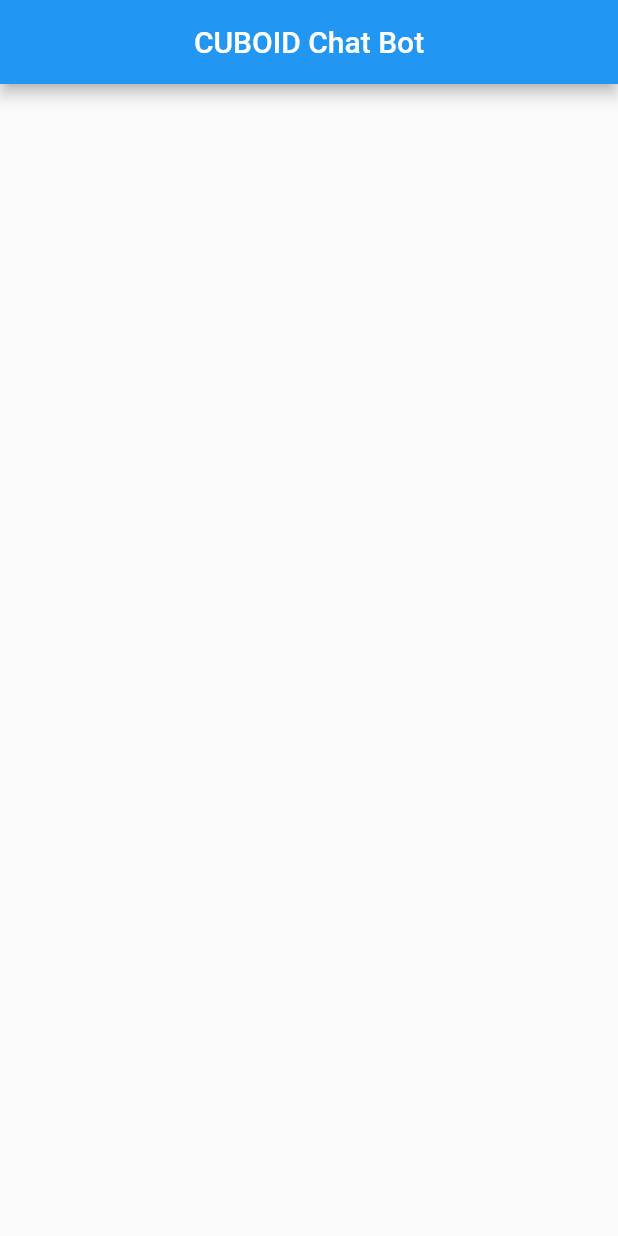
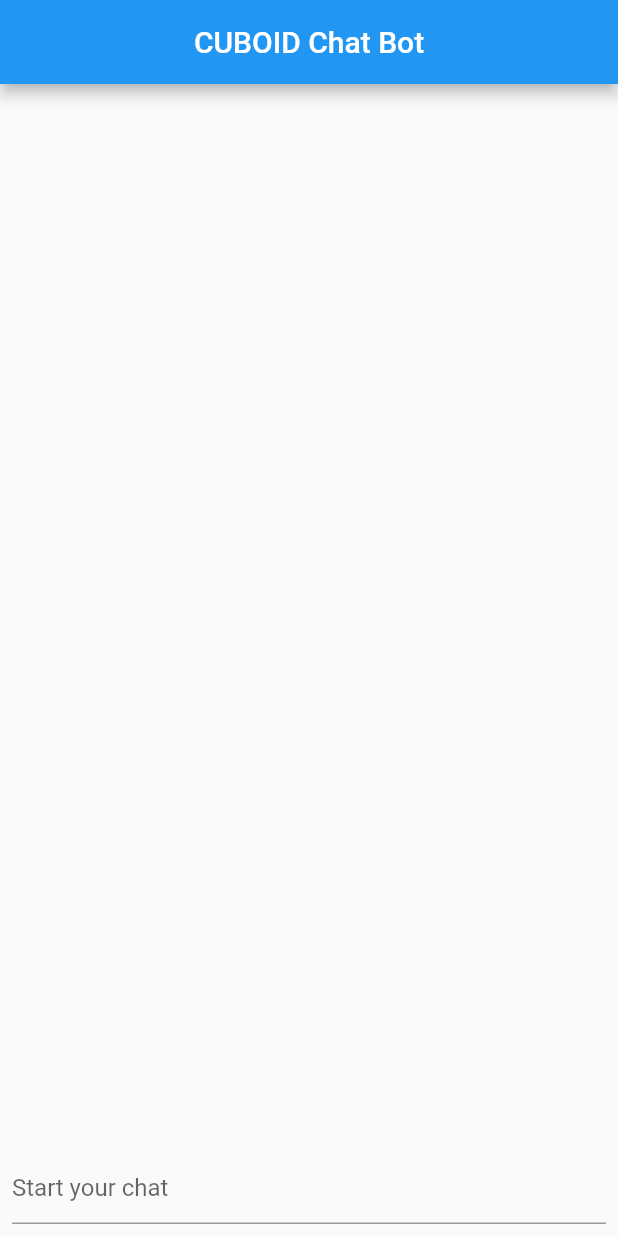
Before and after one commit to tech-rover/cuboid_chat_bot, a Flutter app: the screen it shows after launch, on a phone screen of 412 x 824 dp. Run offline on Flutter 3.47's test engine with Material 2 defaults, Android fonts, the phone set to English and light mode, and no system bars.

Commit message:
UI Ready

```diff
--- a/lib/views/chat_page.dart
+++ b/lib/views/chat_page.dart
@@ -5,8 +5,24 @@ class ChatPage extends StatelessWidget {
   Widget build(BuildContext context) {
     return Scaffold(
       appBar: AppBar(centerTitle: true,title: Text("CUBOID Chat Bot")),
-      body: Column(
-
+      body: Stack(
+        children: [
+          Positioned.fill(
+            child: ListView(
+              padding: EdgeInsets.only(bottom: 60),
+            ),
+          ),
+          Positioned(
+            bottom: 0,
+            left: 0,
+            right: 0,
+            child: Padding(
+              padding: EdgeInsets.all(8.0),
+              child: TextField(
+                decoration: InputDecoration(hintText: "Start your chat"),
+              ),
+            ))
+        ],
       ),
     );
   }
```
